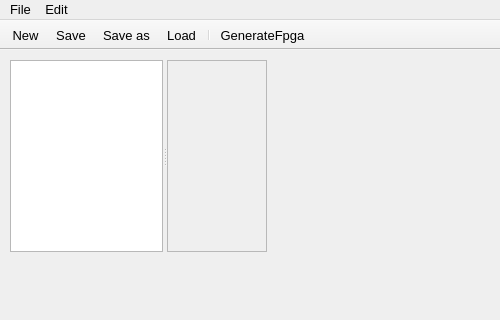
Before: the Qt Designer form resource/mainwindow.ui in marcoRitter/PackGen, drawn with Qt 5; both pictures show x 0 to 500 and y 0 to 320 of the 500 by 500 pixel window.
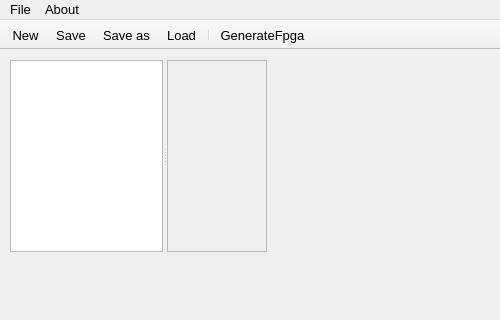
After: the same form once the commit is applied. Icons and pictures are not drawn.

Commit message: properties to about renamed

Patch:
```diff
--- a/resource/mainwindow.ui
+++ b/resource/mainwindow.ui
@@ -134,7 +134,7 @@
      <x>0</x>
      <y>0</y>
      <width>500</width>
-     <height>21</height>
+     <height>19</height>
     </rect>
    </property>
    <widget class="QMenu" name="menuFile">
@@ -150,7 +150,7 @@
    </widget>
    <widget class="QMenu" name="menuEdit">
     <property name="title">
-     <string>Edit</string>
+     <string>About</string>
     </property>
     <addaction name="actionProperties"/>
    </widget>
```
Left out of the diff: 2 changed lines with no effect on the pictures. The commit also changes 1 other file.
